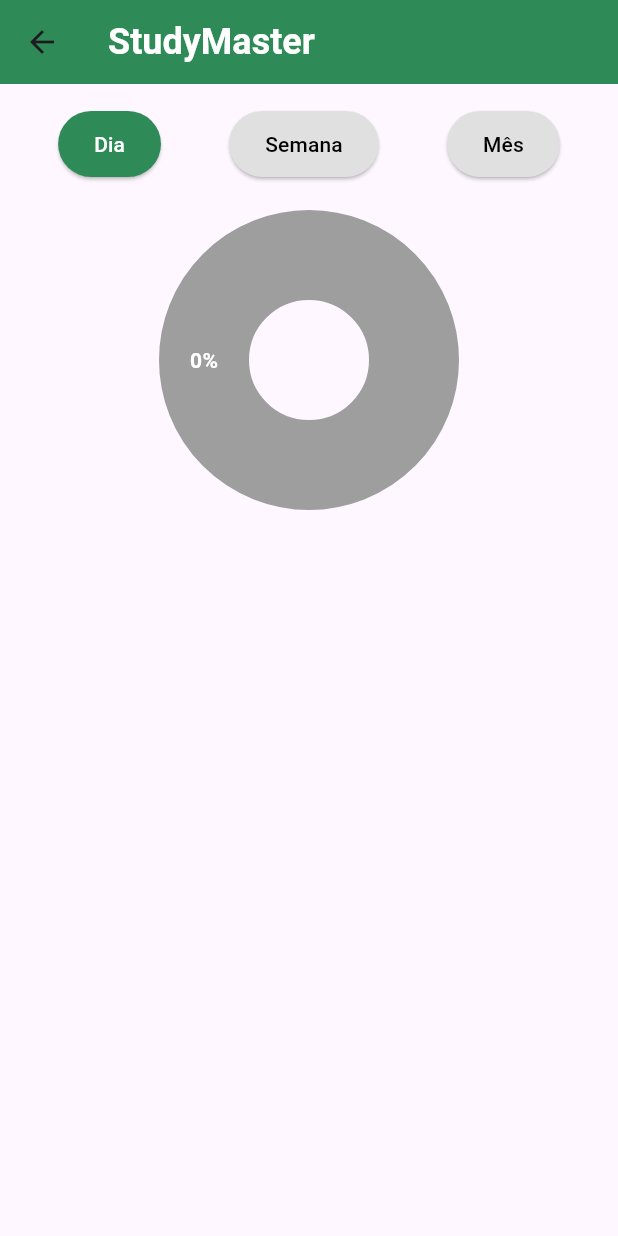
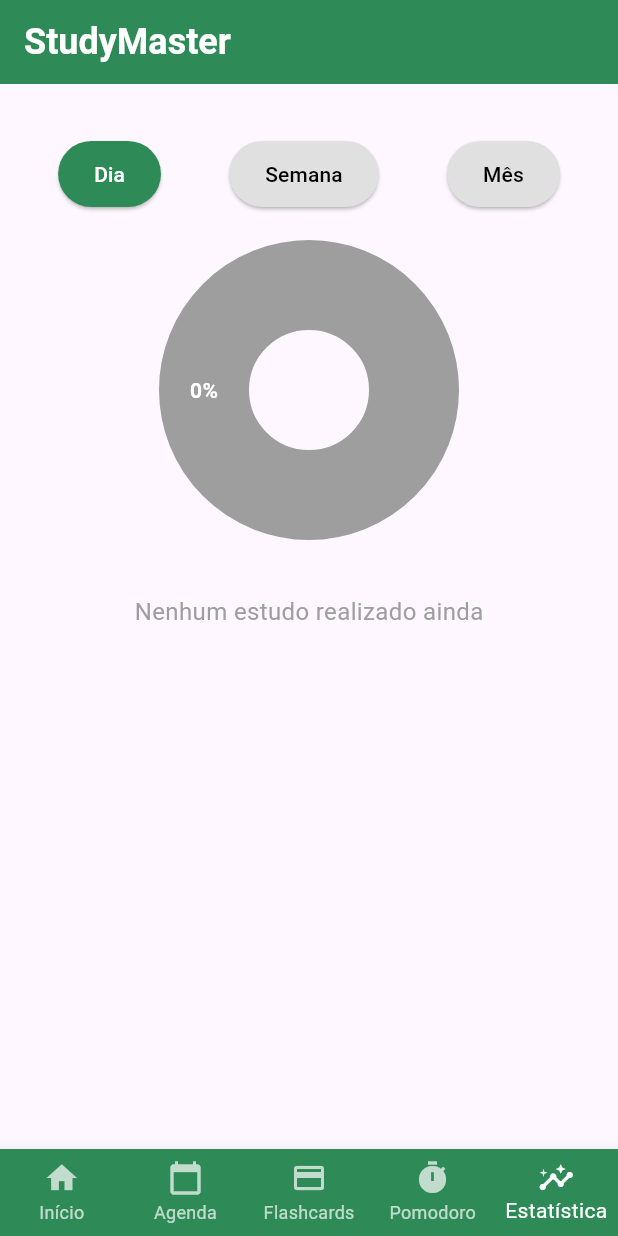
Before and after one commit to ArthurLBSilva/study_master, a Flutter app: the EstatisticaScreen screen opened by its route, on a phone screen of 412 x 824 dp. Run offline on Flutter 3.47's test engine with Material 3 defaults, Android fonts, the light colour scheme and no system bars; drawn by our look-alikes of fl_chart; our stand-ins replace cloud_firestore, firebase_auth, firebase_core, google_sign_in, table_calendar; accounts and stored records are empty.

Commit message:
Aplicativo feito com todas as funcionalidades
Só falta ajeitar o front e deixar bem mais bonito.

```diff
--- a/lib/screens/estatistica_screen.dart
+++ b/lib/screens/estatistica_screen.dart
@@ -42,21 +42,26 @@ class _EstatisticaScreenState extends State<EstatisticaScreen> {
         dataInicio = dataFim;
     }
 
+    // Consulta simples: filtra apenas por userId
     final querySnapshot = await FirebaseFirestore.instance
         .collection('pomodoro')
         .where('userId', isEqualTo: userId)
-        .where('dataSessao', isGreaterThanOrEqualTo: dataInicio.toIso8601String())
-        .where('dataSessao', isLessThanOrEqualTo: dataFim.toIso8601String())
         .get();
 
+    // Filtra os dados localmente por data
     _tempoPorDisciplina.clear();
     for (var doc in querySnapshot.docs) {
       final data = doc.data();
       final disciplina = data['disciplina'] as String;
-      final tempoEstudado = data['tempoEstudado'] as double;
+      final tempoEstudado =
+          (data['tempoEstudado'] as num).toDouble(); // Corrigido aqui
+      final dataSessao = DateTime.parse(data['dataSessao'] as String);
 
+      // Verifica se a data está dentro do intervalo selecionado
+      if (dataSessao.isAfter(dataInicio) && dataSessao.isBefore(dataFim)) {
         _tempoPorDisciplina[disciplina] =
             (_tempoPorDisciplina[disciplina] ?? 0) + tempoEstudado;
+      }
     }
 
     setState(() {});
@@ -72,6 +77,10 @@ class _EstatisticaScreenState extends State<EstatisticaScreen> {
   Widget build(BuildContext context) {
     // Verifica se todos os valores são zero
     bool todosZeros = _tempoPorDisciplina.values.every((valor) => valor == 0);
+
+    // Ordena as disciplinas por tempo estudado (do maior para o menor)
+    final disciplinasOrdenadas = _tempoPorDisciplina.entries.toList()
+      ..sort((a, b) => b.value.compareTo(a.value));
 
     // Gera os dados para o gráfico de pizza
     List<PieChartSectionData> sections = [];
@@ -92,13 +101,16 @@ class _EstatisticaScreenState extends State<EstatisticaScreen> {
       );
     } else {
       // Calcula o total do tempo estudado
-      double total = _tempoPorDisciplina.values.fold(0, (sum, valor) => sum + valor);
+      double total =
+          _tempoPorDisciplina.values.fold(0, (sum, valor) => sum + valor);
 
       // Gera as seções para cada disciplina
-      sections = _tempoPorDisciplina.entries.map((entry) {
+      for (int i = 0; i < disciplinasOrdenadas.length; i++) {
+        final entry = disciplinasOrdenadas[i];
         final double porcentagem = (entry.value / total) * 100;
-        return PieChartSectionData(
-          color: _getCorDisciplina(entry.key),
+        sections.add(
+          PieChartSectionData(
+            color: _getCorPorPosicao(i), // Define a cor com base na posição
             value: porcentagem,
             title: '${porcentagem.toStringAsFixed(1)}%',
             radius: 60,
@@ -107,12 +119,14 @@ class _EstatisticaScreenState extends State<EstatisticaScreen> {
               fontWeight: FontWeight.bold,
               color: Colors.white,
             ),
+          ),
         );
-      }).toList();
+      }
     }
 
     return Scaffold(
       appBar: AppBar(
+        automaticallyImplyLeading: false,
         title: Text(
           'StudyMaster',
           style: TextStyle(
@@ -128,6 +142,8 @@ class _EstatisticaScreenState extends State<EstatisticaScreen> {
         padding: const EdgeInsets.all(16.0),
         child: Column(
           children: [
+            // Espaçamento maior entre a navbar e os botões de filtro
+            SizedBox(height: 20),
             // Filtros (Dia, Semana, Mês)
             Row(
               mainAxisAlignment: MainAxisAlignment.spaceAround,
@@ -167,16 +183,29 @@ class _EstatisticaScreenState extends State<EstatisticaScreen> {
               ),
             ),
             SizedBox(height: 20),
+            // Mensagem quando não há estudos
+            if (todosZeros)
+              Padding(
+                padding: const EdgeInsets.all(16.0),
+                child: Text(
+                  'Nenhum estudo realizado ainda',
+                  style: TextStyle(
+                    fontSize: 16,
+                    color: Colors.grey,
+                  ),
+                ),
+              ),
             // Legenda (apenas se houver dados)
             if (!todosZeros)
               Expanded(
                 child: ListView(
-                  children: _tempoPorDisciplina.entries.map((entry) {
+                  children: disciplinasOrdenadas.map((entry) {
                     return ListTile(
                       leading: Container(
                         width: 16,
                         height: 16,
-                        color: _getCorDisciplina(entry.key),
+                        color: _getCorPorPosicao(
+                            disciplinasOrdenadas.indexOf(entry)),
                       ),
                       title: Text(entry.key),
                       trailing: Text(_formatarTempo(entry.value)),
@@ -187,20 +216,73 @@ class _EstatisticaScreenState extends State<EstatisticaScreen> {
           ],
         ),
       ),
+      // Bottom Navigation Bar
+      bottomNavigationBar: BottomNavigationBar(
+        currentIndex: 4, // Índice da tela de estatísticas
+        onTap: (index) {
+          switch (index) {
+            case 0:
+              Navigator.pushNamed(context, '/home');
+              break;
+            case 1:
+              Navigator.pushNamed(context, '/agenda');
+              break;
+            case 2:
+              Navigator.pushNamed(context, '/flashCard');
+              break;
+            case 3:
+              Navigator.pushNamed(context, '/pomodoro');
+              break;
+            case 4:
+              break; // Já está na tela de estatísticas
+          }
+        },
+        backgroundColor: const Color(0xFF2E8B57),
+        selectedItemColor: Colors.white,
+        unselectedItemColor: Colors.white70,
+        type: BottomNavigationBarType.fixed,
+        items: const <BottomNavigationBarItem>[
+          BottomNavigationBarItem(
+            icon: Icon(Icons.home),
+            label: 'Início',
+          ),
+          BottomNavigationBarItem(
+            icon: Icon(Icons.calendar_today),
+            label: 'Agenda',
+          ),
+          BottomNavigationBarItem(
+            icon: Icon(Icons.credit_card),
+            label: 'Flashcards',
+          ),
+          BottomNavigationBarItem(
+            icon: Icon(Icons.timer),
+            label: 'Pomodoro',
+          ),
+          BottomNavigationBarItem(
+            icon: Icon(Icons.insights),
+            label: 'Estatística',
+          ),
+        ],
+      ),
     );
   }
 
-  // Retorna uma cor com base na disciplina
-  Color _getCorDisciplina(String disciplina) {
-    // Mapeia disciplinas para cores
-    final cores = {
-      'Matemática': Colors.blue,
-      'Física': Colors.green,
-      'Química': Colors.orange,
-      'História': Colors.red,
-      'Geografia': Colors.purple,
-      'Inglês': Colors.teal,
-    };
-    return cores[disciplina] ?? Colors.grey; // Retorna cinza se a disciplina não estiver mapeada
+  // Define a cor com base na posição da disciplina (do maior para o menor tempo estudado)
+  Color _getCorPorPosicao(int posicao) {
+    final cores = [
+      Colors.blue, // Cor para a disciplina com mais tempo estudado
+      Colors.green,
+      Colors.orange,
+      Colors.red,
+      Colors.purple,
+      Colors.teal,
+      Colors.cyan,
+      Colors.pink,
+      Colors.indigo,
+      Colors.amber,
+    ];
+    return posicao < cores.length
+        ? cores[posicao]
+        : Colors.grey; // Cinza para as demais
   }
 }
```
Also changed, not shown: pubspec.lock. Lines whose indentation alone changed are shown as unchanged.
